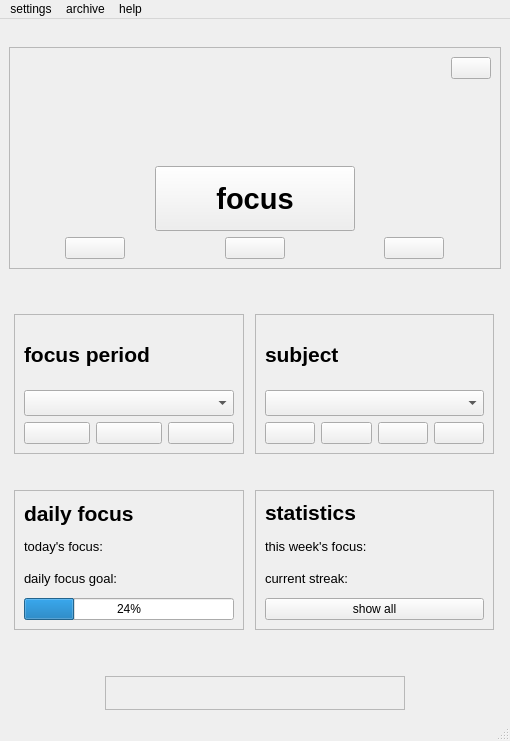
Qt form ui/mainwindow.ui (dop14/monkmode) before a commit.
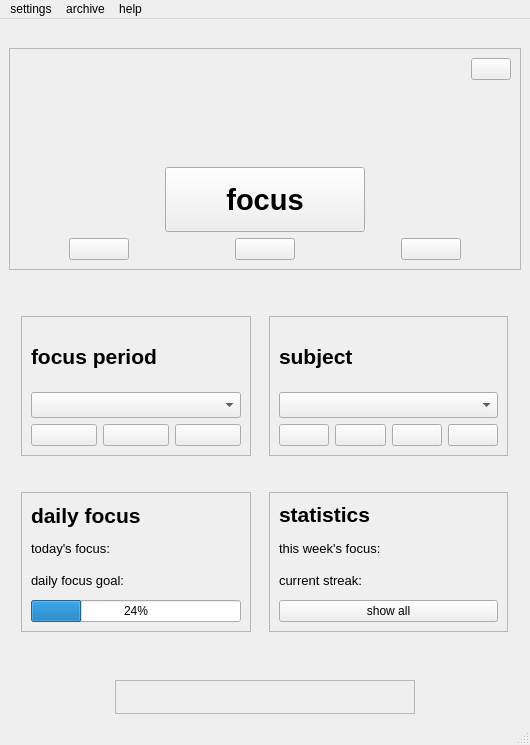
The same form after that commit. Icons and pictures are not drawn.

Patch:
```diff
--- a/ui/mainwindow.ui
+++ b/ui/mainwindow.ui
@@ -6,8 +6,8 @@
    <rect>
     <x>0</x>
     <y>0</y>
-    <width>510</width>
-    <height>741</height>
+    <width>530</width>
+    <height>745</height>
    </rect>
   </property>
   <property name="sizePolicy">
@@ -664,7 +664,7 @@
     <rect>
      <x>0</x>
      <y>0</y>
-     <width>510</width>
+     <width>530</width>
      <height>33</height>
     </rect>
    </property>
```
